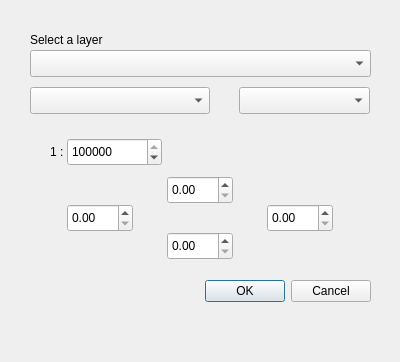
This is sections_dialog_base.ui in gis4pl/sections as Qt 5 draws it before an edit. The edited form follows.
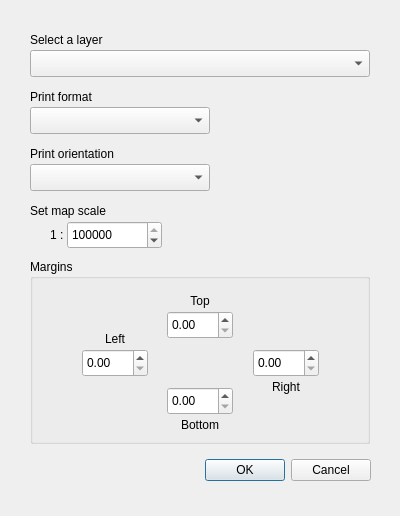
This is the edited form. Icons and pictures are not drawn. Custom widgets are drawn as their Qt base class.

```diff
--- a/sections_dialog_base.ui
+++ b/sections_dialog_base.ui
@@ -7,7 +7,7 @@
     <x>0</x>
     <y>0</y>
     <width>400</width>
-    <height>362</height>
+    <height>516</height>
    </rect>
   </property>
   <property name="windowTitle">
@@ -17,7 +17,7 @@
    <property name="geometry">
     <rect>
      <x>30</x>
-     <y>275</y>
+     <y>454</y>
      <width>341</width>
      <height>32</height>
     </rect>
@@ -29,100 +29,159 @@
     <set>QDialogButtonBox::Cancel|QDialogButtonBox::Ok</set>
    </property>
   </widget>
-  <widget class="QgsMapLayerComboBox" name="pointLayer">
+  <widget class="QGroupBox" name="groupBox">
    <property name="geometry">
     <rect>
      <x>30</x>
-     <y>50</y>
-     <width>341</width>
-     <height>27</height>
+     <y>259</y>
+     <width>340</width>
+     <height>185</height>
     </rect>
    </property>
-  </widget>
-  <widget class="QLabel" name="label_2">
+   <property name="toolTip">
+    <string>Define margins between print format and map</string>
+   </property>
+   <property name="title">
+    <string>Margins</string>
+   </property>
+   <widget class="QLabel" name="label_3">
    <property name="geometry">
     <rect>
-     <x>30</x>
-     <y>30</y>
-     <width>90</width>
-     <height>19</height>
+      <x>133</x>
+      <y>91</y>
+      <width>73</width>
+      <height>26</height>
     </rect>
    </property>
    <property name="text">
-    <string>Select a layer</string>
+     <string/>
+    </property>
+    <property name="pixmap">
+     <pixmap>img/nazwa.svg</pixmap>
+    </property>
+   </widget>
+   <widget class="QDoubleSpinBox" name="doubleSpinBoxBottomMargin">
+    <property name="geometry">
+     <rect>
+      <x>137</x>
+      <y>128</y>
+      <width>66</width>
+      <height>28</height>
+     </rect>
+    </property>
+    <property name="toolTip">
+     <string>Define the bottom margin</string>
+    </property>
+   </widget>
+   <widget class="QDoubleSpinBox" name="doubleSpinBoxLeftMargin">
+    <property name="geometry">
+     <rect>
+      <x>52</x>
+      <y>90</y>
+      <width>66</width>
+      <height>28</height>
+     </rect>
+    </property>
+    <property name="toolTip">
+     <string>Define the left margin</string>
    </property>
   </widget>
   <widget class="QDoubleSpinBox" name="doubleSpinBoxRightMargin">
    <property name="geometry">
     <rect>
-     <x>267</x>
-     <y>204</y>
+      <x>223</x>
+      <y>90</y>
      <width>66</width>
      <height>28</height>
     </rect>
    </property>
+    <property name="toolTip">
+     <string>Define the right margin</string>
+    </property>
   </widget>
   <widget class="QDoubleSpinBox" name="doubleSpinBoxTopMargin">
    <property name="geometry">
     <rect>
-     <x>167</x>
-     <y>176</y>
+      <x>137</x>
+      <y>52</y>
      <width>66</width>
      <height>28</height>
     </rect>
    </property>
-  </widget>
-  <widget class="QDoubleSpinBox" name="doubleSpinBoxLeftMargin">
+    <property name="toolTip">
+     <string>Define the top margin</string>
+    </property>
+   </widget>
+   <widget class="QLabel" name="label_9">
    <property name="geometry">
     <rect>
-     <x>67</x>
-     <y>204</y>
+      <x>137</x>
+      <y>156</y>
      <width>66</width>
-     <height>28</height>
-    </rect>
-   </property>
-  </widget>
-  <widget class="QSpinBox" name="spinBoxScale">
+      <height>19</height>
+     </rect>
+    </property>
+    <property name="text">
+     <string>Bottom</string>
+    </property>
+    <property name="alignment">
+     <set>Qt::AlignCenter</set>
+    </property>
+   </widget>
+   <widget class="QLabel" name="label_8">
    <property name="geometry">
     <rect>
-     <x>67</x>
-     <y>138</y>
-     <width>95</width>
-     <height>28</height>
-    </rect>
-   </property>
-   <property name="maximum">
-    <number>10000000</number>
-   </property>
-   <property name="value">
-    <number>10000000</number>
-   </property>
-  </widget>
-  <widget class="QDoubleSpinBox" name="doubleSpinBoxBottomMargin">
+      <x>223</x>
+      <y>118</y>
+      <width>66</width>
+      <height>19</height>
+     </rect>
+    </property>
+    <property name="text">
+     <string>Right</string>
+    </property>
+    <property name="alignment">
+     <set>Qt::AlignCenter</set>
+    </property>
+   </widget>
+   <widget class="QLabel" name="label_7">
    <property name="geometry">
     <rect>
-     <x>167</x>
-     <y>232</y>
+      <x>137</x>
+      <y>32</y>
      <width>66</width>
-     <height>28</height>
-    </rect>
-   </property>
-  </widget>
-  <widget class="QComboBox" name="comboBoxOrientacja">
+      <height>19</height>
+     </rect>
+    </property>
+    <property name="text">
+     <string>Top</string>
+    </property>
+    <property name="alignment">
+     <set>Qt::AlignCenter</set>
+    </property>
+   </widget>
+   <widget class="QLabel" name="label_10">
    <property name="geometry">
     <rect>
-     <x>239</x>
-     <y>87</y>
-     <width>131</width>
-     <height>27</height>
-    </rect>
-   </property>
+      <x>52</x>
+      <y>70</y>
+      <width>66</width>
+      <height>19</height>
+     </rect>
+    </property>
+    <property name="text">
+     <string>Left</string>
+    </property>
+    <property name="alignment">
+     <set>Qt::AlignCenter</set>
+    </property>
+   </widget>
   </widget>
   <widget class="QLabel" name="label">
    <property name="geometry">
     <rect>
      <x>50</x>
-     <y>142</y>
+     <y>225</y>
      <width>15</width>
      <height>19</height>
     </rect>
@@ -131,33 +190,114 @@
     <string>1 : </string>
    </property>
   </widget>
+  <widget class="QLabel" name="label_2">
+   <property name="geometry">
+    <rect>
+     <x>30</x>
+     <y>30</y>
+     <width>340</width>
+     <height>19</height>
+    </rect>
+   </property>
+   <property name="text">
+    <string>Select a layer</string>
+   </property>
+  </widget>
+  <widget class="QgsMapLayerComboBox" name="pointLayer">
+   <property name="geometry">
+    <rect>
+     <x>30</x>
+     <y>50</y>
+     <width>340</width>
+     <height>27</height>
+    </rect>
+   </property>
+   <property name="toolTip">
+    <string>Select the layer for which you want to get sections</string>
+   </property>
+  </widget>
+  <widget class="QLabel" name="label_4">
+   <property name="geometry">
+    <rect>
+     <x>30</x>
+     <y>87</y>
+     <width>340</width>
+     <height>19</height>
+    </rect>
+   </property>
+   <property name="text">
+    <string>Print format</string>
+   </property>
+  </widget>
+  <widget class="QLabel" name="label_5">
+   <property name="geometry">
+    <rect>
+     <x>30</x>
+     <y>144</y>
+     <width>340</width>
+     <height>19</height>
+    </rect>
+   </property>
+   <property name="text">
+    <string>Print orientation</string>
+   </property>
+  </widget>
   <widget class="QComboBox" name="comboBoxFormat">
    <property name="geometry">
     <rect>
      <x>30</x>
-     <y>87</y>
+     <y>107</y>
      <width>180</width>
      <height>27</height>
     </rect>
    </property>
+   <property name="toolTip">
+    <string>Select the format in which you will print the sections</string>
+   </property>
   </widget>
-  <widget class="QLabel" name="label_3">
+  <widget class="QComboBox" name="comboBoxOrientacja">
    <property name="geometry">
     <rect>
-     <x>167</x>
-     <y>208</y>
-     <width>66</width>
+     <x>30</x>
+     <y>164</y>
+     <width>180</width>
+     <height>27</height>
+    </rect>
+   </property>
+   <property name="toolTip">
+    <string>Select the orientation of the printed sections</string>
+   </property>
+  </widget>
+  <widget class="QLabel" name="label_6">
+   <property name="geometry">
+    <rect>
+     <x>30</x>
+     <y>201</y>
+     <width>340</width>
      <height>19</height>
     </rect>
    </property>
    <property name="text">
-    <string/>
+    <string>Set map scale</string>
    </property>
-   <property name="pixmap">
-    <pixmap>nazwa.svg</pixmap>
+  </widget>
+  <widget class="QSpinBox" name="spinBoxScale">
+   <property name="geometry">
+    <rect>
+     <x>67</x>
+     <y>221</y>
+     <width>95</width>
+     <height>28</height>
+    </rect>
    </property>
-   <property name="scaledContents">
-    <bool>true</bool>
+   <property name="toolTip">
+    <string>Select the scale of the maps in the sections</string>
+   </property>
+   <property name="maximum">
+    <number>10000000</number>
+   </property>
+   <property name="value">
+    <number>10000000</number>
    </property>
   </widget>
  </widget>
```
Left out of the diff: 3 changed lines with no effect on the pictures. Lines whose indentation alone changed are shown as unchanged.
